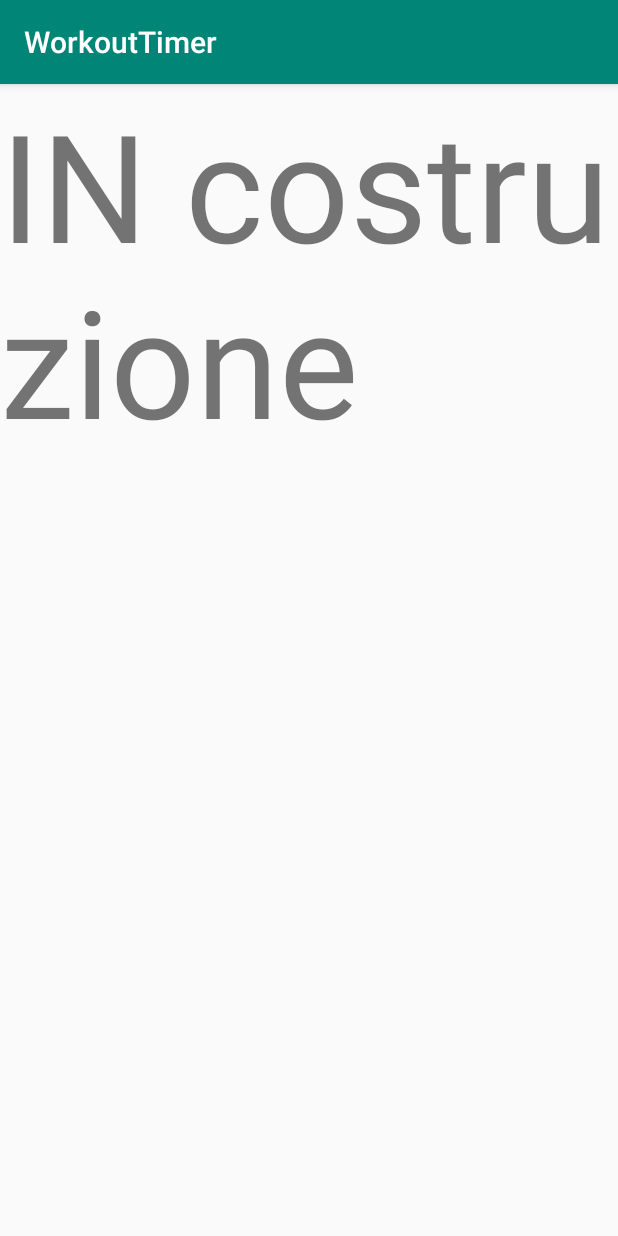
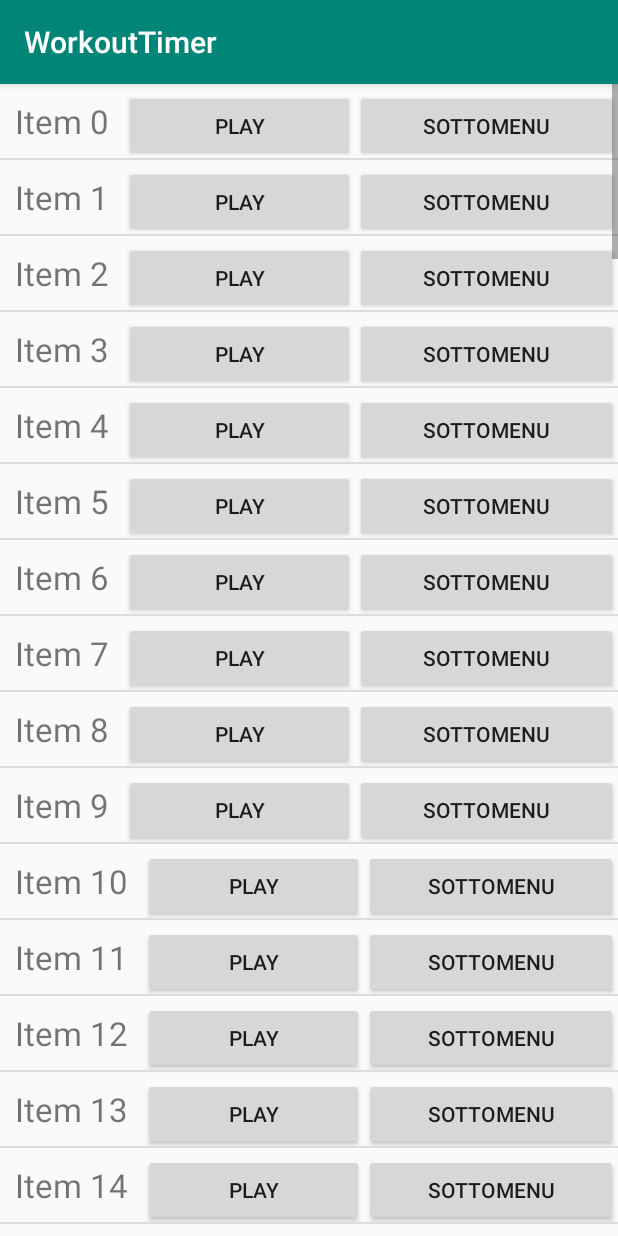
Before and after one commit to MRTCc/WorkoutTimer1, an Android app: the ManagerWorkoutActivity screen opened directly, with no data from a screen before it, on a phone screen of 412 x 824 dp. Run offline under Robolectric (Android 15) with nearby library versions, the phone set to English and light mode, and no system bars.

Commit message:
1.2.3 - listView, customArrayAdapter

```diff
--- a/app/src/main/java/com/example/workouttimer/DbManager.java
+++ b/app/src/main/java/com/example/workouttimer/DbManager.java
@@ -16,10 +16,16 @@ public class DbManager {
         context = c;
     }
 
-    public DbManager open() throws SQLException {
+    public DbManager open(String accessMode) throws SQLException {
         dbHelper = new DbHelper(context);
-        database = dbHelper.getWritableDatabase();
-        database.execSQL("PRAGMA foreign_keys=ON");
+        if("read".equals(accessMode)){
+            database = dbHelper.getReadableDatabase();
+            database.execSQL("PRAGMA foreign_keys=ON");
+        }
+        if("write".equals(accessMode)) {
+            database = dbHelper.getWritableDatabase();
+            database.execSQL("PRAGMA foreign_keys=ON");
+        }
         return this;
     }
 
@@ -118,4 +124,18 @@ public class DbManager {
     }
 
 
+
+    /*---------- functions of SELECT -------------*/
+    public Cursor fetchAllRoutines(){
+        String[] columns = new String[] {dbHelper.ROUTINE_NAME, dbHelper.DATE_OF_CREATION,
+                dbHelper.N_DONE};
+        Cursor cursor = database.query(dbHelper.ROUTINES_TABLE, columns, null,
+                null, null, null, null);
+        if (cursor != null) {
+            cursor.moveToFirst();
+        }
+        return cursor;
+    }
+
+
 }
--- /dev/null
+++ b/app/src/main/java/com/example/workouttimer/ItemRoutine.java
@@ -0,0 +1,16 @@
+package com.example.workouttimer;
+
+public class ItemRoutine {
+    private String name;
+
+    public ItemRoutine(String n) {
+        name = n;
+    }
+    public String getName() {
+        return name;
+    }
+
+    public void setName(String name) {
+        this.name = name;
+    }
+}
--- /dev/null
+++ b/app/src/main/java/com/example/workouttimer/ItemRoutineArrayAdapter.java
@@ -0,0 +1,52 @@
+package com.example.workouttimer;
+
+import android.content.Context;
+import android.view.LayoutInflater;
+import android.view.View;
+import android.view.ViewGroup;
+import android.widget.ArrayAdapter;
+import android.widget.TextView;
+
+import androidx.annotation.NonNull;
+
+import java.util.ArrayList;
+import java.util.List;
+
+public class ItemRoutineArrayAdapter extends ArrayAdapter<ItemRoutine> {
+
+    private int listItemLayout;
+
+    public ItemRoutineArrayAdapter(Context context, int layoutId, ArrayList<ItemRoutine> itemList) {
+        super(context, layoutId, itemList);
+        listItemLayout = layoutId;
+    }
+
+    @Override
+    public View getView(int position, View convertView, ViewGroup parent) {
+        // Get the data item for this position
+        ItemRoutine item = getItem(position);
+
+        // Check if an existing view is being reused, otherwise inflate the view
+        ViewHolder viewHolder;
+        if (convertView == null) {
+            viewHolder = new ViewHolder();
+            LayoutInflater inflater = LayoutInflater.from(getContext());
+            convertView = inflater.inflate(listItemLayout, parent, false);
+            viewHolder.item = (TextView) convertView.findViewById(R.id.txtRoutineName);
+            convertView.setTag(viewHolder); // view lookup cache stored in tag
+        } else {
+            viewHolder = (ViewHolder) convertView.getTag();
+        }
+
+        // Populate the data into the template view using the data object
+        viewHolder.item.setText(item.getName());
+
+        // Return the completed view to render on screen
+        return convertView;
+    }
+
+    // The ViewHolder, only one item for simplicity and demonstration purposes, you can put all the views inside a row of the list into this ViewHolder
+    private static class ViewHolder {
+        TextView item;
+    }
+}
--- /dev/null
+++ b/app/src/main/java/com/example/workouttimer/ListRoutine.java
@@ -0,0 +1,4 @@
+package com.example.workouttimer;
+
+public class ListRoutine {
+}
--- a/app/src/main/java/com/example/workouttimer/ManagerWorkoutActivity.java
+++ b/app/src/main/java/com/example/workouttimer/ManagerWorkoutActivity.java
@@ -3,12 +3,30 @@ package com.example.workouttimer;
 import androidx.appcompat.app.AppCompatActivity;
 
 import android.os.Bundle;
+import android.widget.ArrayAdapter;
+import android.widget.ListView;
+
+import java.util.ArrayList;
 
 public class ManagerWorkoutActivity extends AppCompatActivity {
+
+    ListView listView;
 
     @Override
     protected void onCreate(Bundle savedInstanceState) {
         super.onCreate(savedInstanceState);
         setContentView(R.layout.activity_manager_workout);
+
+        // Initializing list view with the custom adapter
+        ArrayList<ItemRoutine> itemList = new ArrayList<ItemRoutine>();
+        ItemRoutineArrayAdapter itemArrayAdapter = new ItemRoutineArrayAdapter(this,
+                R.layout.row_manager_workout, itemList);
+        listView = (ListView) findViewById(R.id.listViewWorkout);
+        listView.setAdapter(itemArrayAdapter);
+
+        // Populating list items
+        for(int i=0; i<100; i++) {
+            itemList.add(new ItemRoutine("Item " + i));
+        }
     }
 }
--- /dev/null
+++ b/app/src/main/java/com/example/workouttimer/Routine.java
@@ -0,0 +1,4 @@
+package com.example.workouttimer;
+
+public class Routine {
+}
--- a/app/src/main/res/layout/activity_manager_workout.xml
+++ b/app/src/main/res/layout/activity_manager_workout.xml
@@ -8,12 +8,10 @@
     tools:layout_editor_absoluteX="1dp"
     tools:layout_editor_absoluteY="1dp" >
 
-    <TextView
-        android:id="@+id/textView3"
-        android:layout_width="wrap_content"
-        android:layout_height="503dp"
-        android:layout_weight="1"
-        android:text="IN costruzione"
-        android:textSize="100sp" />
+    <ListView
+        android:id="@+id/listViewWorkout"
+        android:layout_width="fill_parent"
+        android:layout_height="wrap_content" >
+    </ListView>
 
 </LinearLayout>
--- /dev/null
+++ b/app/src/main/res/layout/row_manager_workout.xml
@@ -0,0 +1,28 @@
+<?xml version="1.0" encoding="utf-8"?>
+<LinearLayout xmlns:android="http://schemas.android.com/apk/res/android"
+    android:orientation="horizontal" android:layout_width="match_parent"
+    android:layout_height="match_parent">
+
+    <TextView
+        android:id="@+id/txtRoutineName"
+        android:layout_width="wrap_content"
+        android:layout_height="wrap_content"
+        android:text="" android:padding="10dip"
+        android:textSize="22dip"/>
+
+    <Button
+        android:id="@+id/btnPlayRoutine"
+        android:layout_width="wrap_content"
+        android:layout_height="wrap_content"
+        android:layout_weight="1"
+        android:text="Play" />
+
+    <Button
+        android:id="@+id/btnSubMenuRoutine"
+        android:layout_width="wrap_content"
+        android:layout_height="wrap_content"
+        android:layout_weight="1"
+        android:text="Sottomenu" />
+
+
+</LinearLayout>
```
Also changed, not shown: app/src/main/java/com/example/workouttimer/MainActivity.java (+0 -10 lines).
